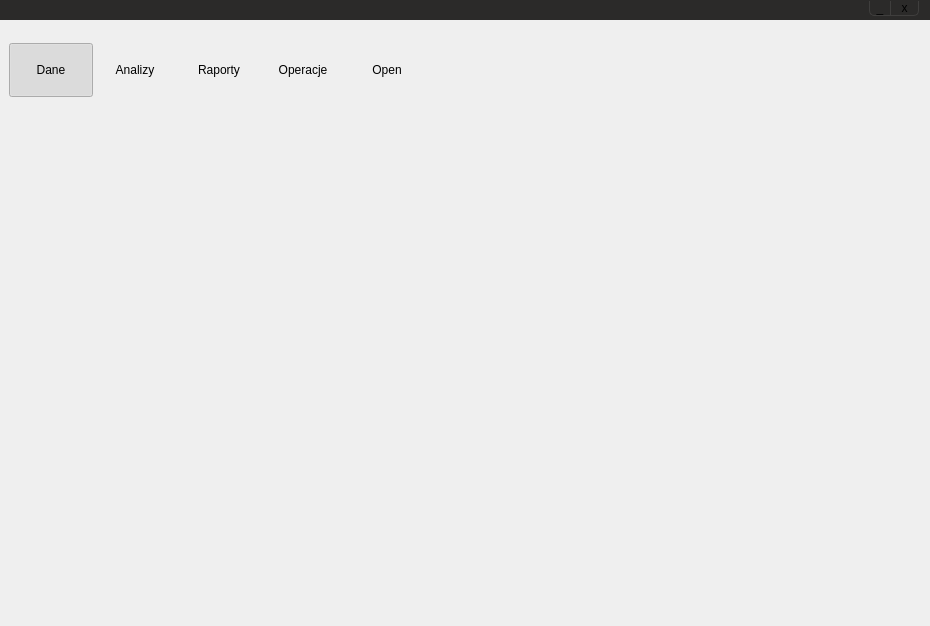
Qt form trunk/src/edr/src/hmm_view/ui/toolboxmaindeffile.ui (mk4me/hm-mde-one) before a commit.
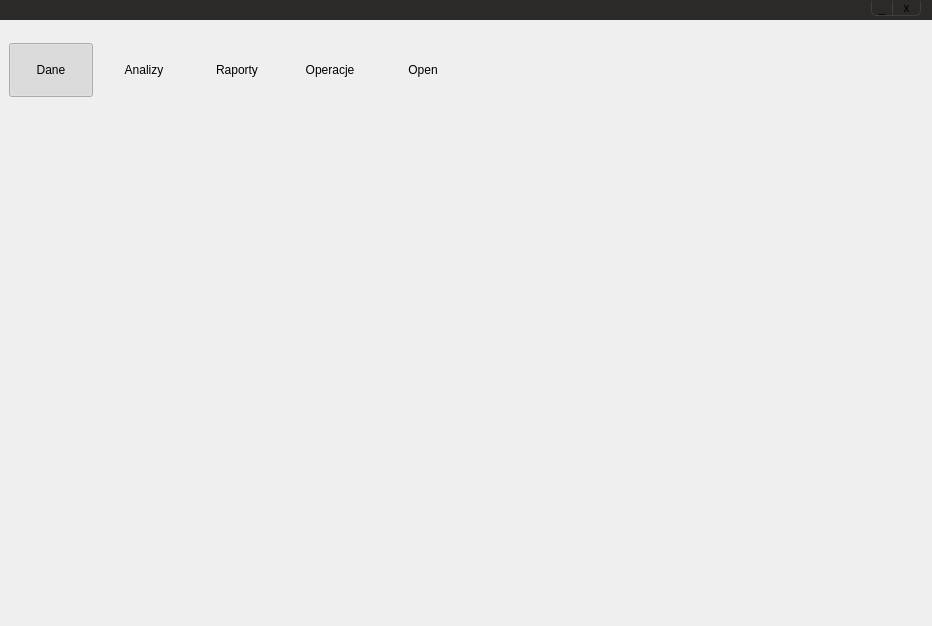
The same form after that commit. Icons and pictures are not drawn.

What changed in the file:
```diff
--- a/trunk/src/edr/src/hmm_view/ui/toolboxmaindeffile.ui
+++ b/trunk/src/edr/src/hmm_view/ui/toolboxmaindeffile.ui
@@ -6,7 +6,7 @@
    <rect>
     <x>0</x>
     <y>0</y>
-    <width>930</width>
+    <width>932</width>
     <height>626</height>
    </rect>
   </property>
@@ -296,7 +296,7 @@
       </property>
       <layout class="QHBoxLayout" name="horizontalLayout">
        <property name="spacing">
-        <number>0</number>
+        <number>9</number>
        </property>
        <property name="leftMargin">
         <number>9</number>
```
Left out of the diff: 246 changed lines with no effect on the pictures.
